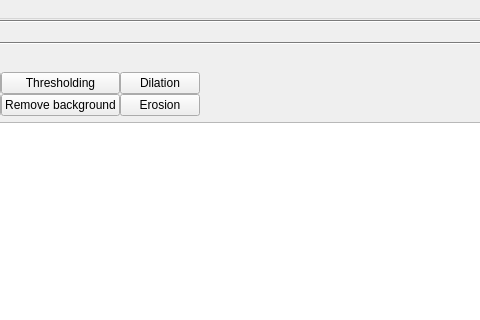
The window that reconstruction/reconstruction_window.ui (frankyeh/DSI-Studio) describes before a commit, drawn with Qt 5; both pictures show x 168 to 648 and y 0 to 320 of the 731 by 622 pixel window.
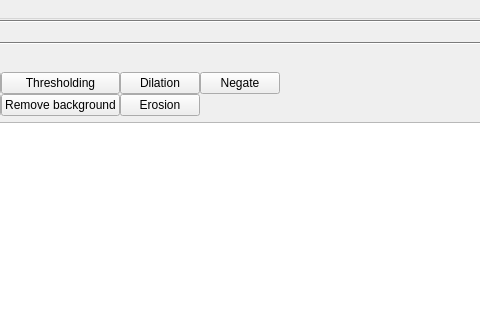
The same window after the commit. The open tabs and pages were chosen to show the change. Icons and pictures are not drawn.

Commit message: [recon] add mask negate function

What changed in the file:
```diff
--- a/reconstruction/reconstruction_window.ui
+++ b/reconstruction/reconstruction_window.ui
@@ -373,8 +373,8 @@
         <rect>
          <x>0</x>
          <y>0</y>
-         <width>356</width>
-         <height>177</height>
+         <width>731</width>
+         <height>535</height>
         </rect>
        </property>
        <attribute name="label">
@@ -467,6 +467,13 @@
                 </property>
                </widget>
               </item>
+              <item row="0" column="4">
+               <widget class="QPushButton" name="negate">
+                <property name="text">
+                 <string>Negate</string>
+                </property>
+               </widget>
+              </item>
              </layout>
             </item>
             <item>
```
Left out of the diff: 6 changed lines with no effect on the pictures. The commit also changes 2 other files.
